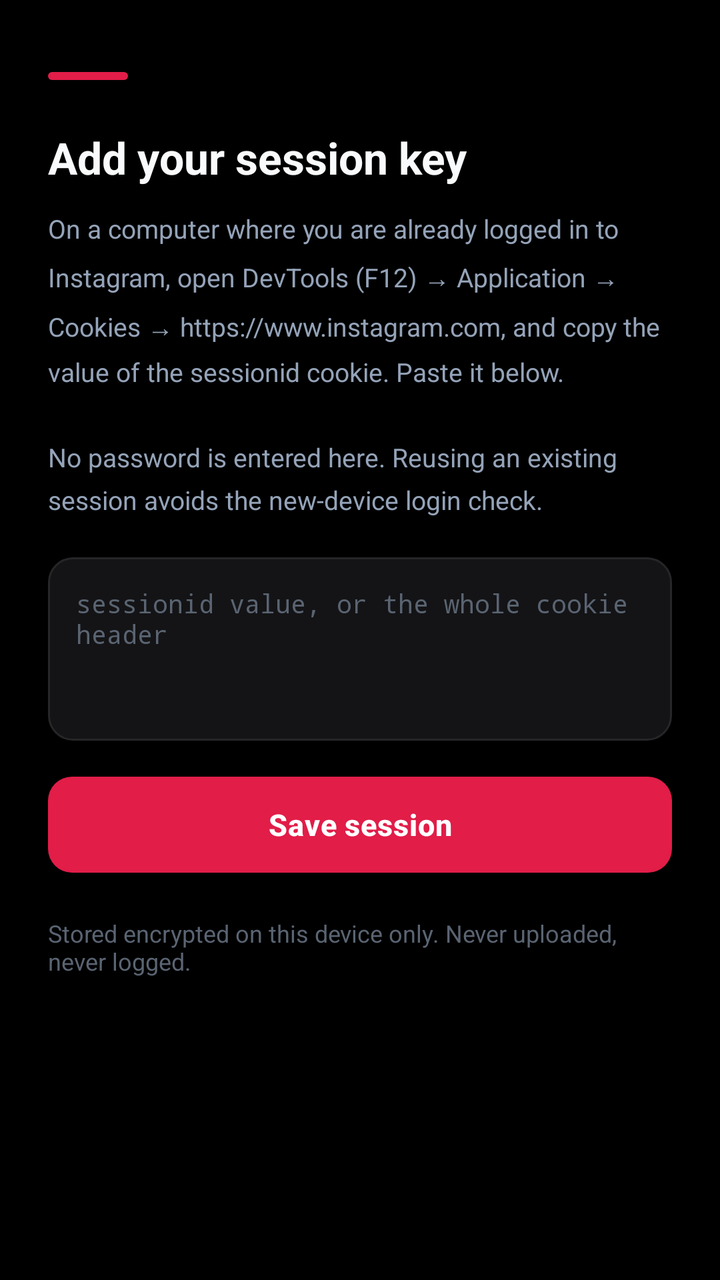
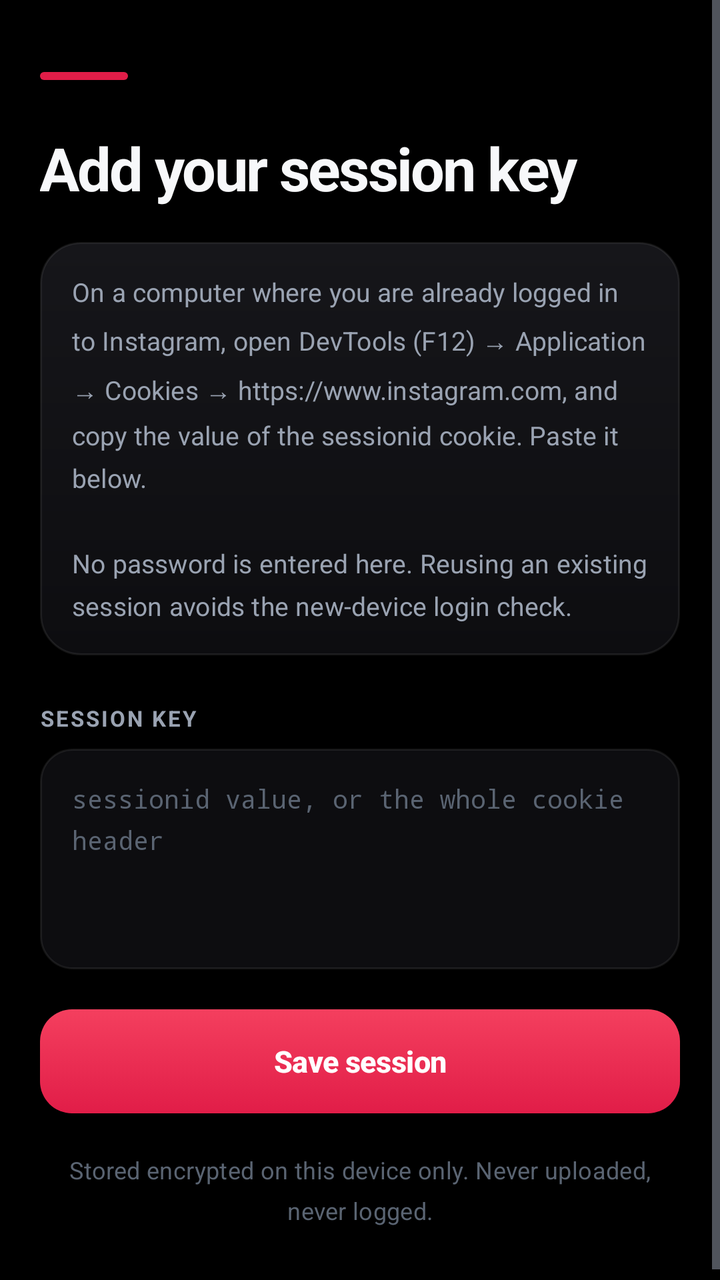

Two renders of the same Android screen: before a commit and after it. Below are the layout's source before the change and the commit's diff.
<!-- AndroidManifest.xml: application theme Theme.FollowLens -->
<!-- res/layout/activity_session.xml -->
<?xml version="1.0" encoding="utf-8"?>
<ScrollView xmlns:android="http://schemas.android.com/apk/res/android"
    android:layout_width="match_parent"
    android:layout_height="match_parent"
    android:background="@color/bg"
    android:fitsSystemWindows="true">

    <LinearLayout
        android:layout_width="match_parent"
        android:layout_height="wrap_content"
        android:orientation="vertical"
        android:padding="24dp">

        <View
            android:layout_width="40dp"
            android:layout_height="4dp"
            android:layout_marginTop="12dp"
            android:layout_marginBottom="24dp"
            android:background="@drawable/bg_accent_bar" />

        <TextView
            android:layout_width="match_parent"
            android:layout_height="wrap_content"
            android:text="@string/session_title"
            style="@style/Text.Title" />

        <TextView
            android:layout_width="match_parent"
            android:layout_height="wrap_content"
            android:layout_marginTop="12dp"
            android:text="@string/session_help"
            style="@style/Text.Caption" />

        <EditText
            android:id="@+id/session_input"
            android:layout_width="match_parent"
            android:layout_height="wrap_content"
            android:layout_marginTop="20dp"
            android:background="@drawable/bg_input"
            android:fontFamily="monospace"
            android:gravity="top|start"
            android:hint="@string/session_hint"
            android:importantForAutofill="no"
            android:inputType="textMultiLine|textNoSuggestions"
            android:minLines="4"
            android:padding="14dp"
            android:textColor="@color/text_primary"
            android:textColorHint="@color/text_disabled"
            android:textSize="13sp" />

        
        <TextView
            android:id="@+id/session_error"
            android:layout_width="match_parent"
            android:layout_height="wrap_content"
            android:layout_marginTop="8dp"
            android:textColor="@color/warning"
            android:textSize="13sp"
            android:visibility="gone" />

        <Button
            android:id="@+id/session_save"
            android:layout_width="match_parent"
            android:layout_height="wrap_content"
            android:layout_marginTop="18dp"
            android:text="@string/session_save"
            style="@style/Button.Primary" />

        <TextView
            android:layout_width="match_parent"
            android:layout_height="wrap_content"
            android:layout_marginTop="22dp"
            android:text="@string/session_privacy"
            android:textColor="@color/text_disabled"
            android:textSize="12sp" />

    </LinearLayout>

</ScrollView>
<!-- resources referenced by this layout -->
<resources>
  <color name="text_primary">#FFF8FAFC</color>
  <!-- drawable bg_input (drawable) -->
  <?xml version="1.0" encoding="utf-8"?>
  <selector xmlns:android="http://schemas.android.com/apk/res/android">
      
      <item android:state_focused="true">
          <shape android:shape="rectangle">
              <solid android:color="@color/surface_raised" />
              <stroke android:width="2dp" android:color="@color/accent" />
              <corners android:radius="12dp" />
          </shape>
      </item>
      <item>
          <shape android:shape="rectangle">
              <solid android:color="@color/surface_raised" />
              <stroke android:width="1dp" android:color="@color/border" />
              <corners android:radius="12dp" />
          </shape>
      </item>
  </selector>
  <style name="Button.Primary" parent="Widget.AppCompat.Button.Borderless">
          <item name="android:background">@drawable/bg_button_primary</item>
          <item name="android:textColor">@color/on_accent</item>
          <item name="android:textSize">15sp</item>
          <item name="android:textStyle">bold</item>
          <item name="android:minHeight">48dp</item>
          <item name="android:letterSpacing">0.02</item>
          <item name="android:textAllCaps">false</item>
      </style>
  <style name="Text.Caption">
          <item name="android:textColor">@color/text_secondary</item>
          <item name="android:textSize">13sp</item>
          <item name="android:lineSpacingMultiplier">1.4</item>
      </style>
  <style name="Text.Title">
          <item name="android:textColor">@color/text_primary</item>
          <item name="android:textSize">22sp</item>
          <item name="android:textStyle">bold</item>
      </style>
  <style name="Theme.FollowLens" parent="Theme.AppCompat.NoActionBar">
          <item name="android:colorBackground">@color/bg</item>
          <item name="android:windowBackground">@color/bg</item>
          <item name="android:textColorPrimary">@color/text_primary</item>
          <item name="android:textColorSecondary">@color/text_secondary</item>
          <item name="android:textColorHint">@color/text_disabled</item>
          <item name="colorAccent">@color/accent</item>
          <item name="android:statusBarColor">@color/bg</item>
          <item name="android:navigationBarColor">@color/bg</item>
          <item name="android:windowLightStatusBar">false</item>
      </style>
  <color name="surface_raised">#FF141416</color>
  <color name="border">#FF262629</color>
  <!-- drawable bg_button_primary (drawable) -->
  <?xml version="1.0" encoding="utf-8"?>
  <ripple xmlns:android="http://schemas.android.com/apk/res/android"
      android:color="@color/ripple">
      <item>
          <selector>
              <item android:state_enabled="false">
                  <shape android:shape="rectangle">
                      <solid android:color="@color/accent_disabled" />
                      <corners android:radius="12dp" />
                  </shape>
              </item>
              <item android:state_pressed="true">
                  <shape android:shape="rectangle">
                      <solid android:color="@color/accent_pressed" />
                      <corners android:radius="12dp" />
                  </shape>
              </item>
              <item>
                  <shape android:shape="rectangle">
                      <solid android:color="@color/accent" />
                      <corners android:radius="12dp" />
                  </shape>
              </item>
          </selector>
      </item>
  </ripple>
  <color name="text_secondary">#FF94A3B8</color>
  <!-- unchanged entries left out for length: 14 -->
</resources>

<!-- the commit's change to res/layout/activity_session.xml (unified diff, before → after) -->
@@ -3,19 +3,23 @@
     android:layout_width="match_parent"
     android:layout_height="match_parent"
     android:background="@color/bg"
+    android:fillViewport="true"
     android:fitsSystemWindows="true">
 
     <LinearLayout
         android:layout_width="match_parent"
         android:layout_height="wrap_content"
         android:orientation="vertical"
-        android:padding="24dp">
+        android:paddingStart="20dp"
+        android:paddingTop="20dp"
+        android:paddingEnd="20dp"
+        android:paddingBottom="32dp">
 
         <View
-            android:layout_width="40dp"
+            android:layout_width="44dp"
             android:layout_height="4dp"
-            android:layout_marginTop="12dp"
-            android:layout_marginBottom="24dp"
+            android:layout_marginTop="16dp"
+            android:layout_marginBottom="28dp"
             android:background="@drawable/bg_accent_bar" />
 
         <TextView
@@ -24,26 +28,41 @@
             android:text="@string/session_title"
             style="@style/Text.Title" />
 
+        
         <TextView
             android:layout_width="match_parent"
             android:layout_height="wrap_content"
-            android:layout_marginTop="12dp"
+            android:layout_marginTop="18dp"
+            android:background="@drawable/bg_card"
+            android:paddingStart="16dp"
+            android:paddingTop="16dp"
+            android:paddingEnd="16dp"
+            android:paddingBottom="16dp"
             android:text="@string/session_help"
             style="@style/Text.Caption" />
 
+        <TextView
+            android:layout_width="match_parent"
+            android:layout_height="wrap_content"
+            android:layout_marginTop="24dp"
+            android:layout_marginBottom="8dp"
+            android:text="@string/session_field_label"
+            style="@style/Text.StatLabel" />
+
+        
         <EditText
             android:id="@+id/session_input"
             android:layout_width="match_parent"
             android:layout_height="wrap_content"
-            android:layout_marginTop="20dp"
             android:background="@drawable/bg_input"
             android:fontFamily="monospace"
             android:gravity="top|start"
             android:hint="@string/session_hint"
             android:importantForAutofill="no"
             android:inputType="textMultiLine|textNoSuggestions"
+            android:lineSpacingMultiplier="1.3"
             android:minLines="4"
-            android:padding="14dp"
+            android:padding="16dp"
             android:textColor="@color/text_primary"
             android:textColorHint="@color/text_disabled"
             android:textSize="13sp" />
@@ -53,26 +72,27 @@
             android:id="@+id/session_error"
             android:layout_width="match_parent"
             android:layout_height="wrap_content"
-            android:layout_marginTop="8dp"
+            android:layout_marginTop="10dp"
             android:textColor="@color/warning"
             android:textSize="13sp"
-            android:visibility="gone" />
+            android:visibility="gone"
+            style="@style/Text.Caption" />
 
         <Button
             android:id="@+id/session_save"
             android:layout_width="match_parent"
             android:layout_height="wrap_content"
-            android:layout_marginTop="18dp"
+            android:layout_marginTop="20dp"
             android:text="@string/session_save"
             style="@style/Button.Primary" />
 
         <TextView
             android:layout_width="match_parent"
             android:layout_height="wrap_content"
-            android:layout_marginTop="22dp"
+            android:layout_marginTop="20dp"
+            android:gravity="center"
             android:text="@string/session_privacy"
-            android:textColor="@color/text_disabled"
-            android:textSize="12sp" />
+            style="@style/Text.Footnote" />
 
     </LinearLayout>
 
<!-- resource entries referenced after the edit -->
@@ -1,6 +1,17 @@
 <!-- resources referenced by this layout -->
 <resources>
-  <color name="text_primary">#FFF8FAFC</color>
+  <color name="text_primary">#FFF7F8FA</color>
+  <!-- drawable bg_card (drawable) -->
+  <?xml version="1.0" encoding="utf-8"?>
+  <shape xmlns:android="http://schemas.android.com/apk/res/android"
+      android:shape="rectangle">
+      <gradient
+          android:angle="270"
+          android:startColor="@color/surface_raised"
+          android:endColor="@color/surface" />
+      <stroke android:width="1dp" android:color="@color/hairline" />
+      <corners android:radius="20dp" />
+  </shape>
   <!-- drawable bg_input (drawable) -->
   <?xml version="1.0" encoding="utf-8"?>
   <selector xmlns:android="http://schemas.android.com/apk/res/android">
@@ -9,35 +20,53 @@
           <shape android:shape="rectangle">
               <solid android:color="@color/surface_raised" />
               <stroke android:width="2dp" android:color="@color/accent" />
-              <corners android:radius="12dp" />
+              <corners android:radius="16dp" />
           </shape>
       </item>
       <item>
           <shape android:shape="rectangle">
-              <solid android:color="@color/surface_raised" />
-              <stroke android:width="1dp" android:color="@color/border" />
-              <corners android:radius="12dp" />
+              <solid android:color="@color/surface" />
+              <stroke android:width="1dp" android:color="@color/hairline" />
+              <corners android:radius="16dp" />
           </shape>
       </item>
   </selector>
+  <string name="session_field_label">Session key</string>
   <style name="Button.Primary" parent="Widget.AppCompat.Button.Borderless">
           <item name="android:background">@drawable/bg_button_primary</item>
           <item name="android:textColor">@color/on_accent</item>
           <item name="android:textSize">15sp</item>
           <item name="android:textStyle">bold</item>
-          <item name="android:minHeight">48dp</item>
-          <item name="android:letterSpacing">0.02</item>
+          <item name="android:minHeight">52dp</item>
+          <item name="android:letterSpacing">-0.01</item>
           <item name="android:textAllCaps">false</item>
+          <item name="android:stateListAnimator">@null</item>
       </style>
   <style name="Text.Caption">
           <item name="android:textColor">@color/text_secondary</item>
           <item name="android:textSize">13sp</item>
+          <item name="android:letterSpacing">0.005</item>
           <item name="android:lineSpacingMultiplier">1.4</item>
+      </style>
+  <style name="Text.Footnote">
+          <item name="android:textColor">@color/text_disabled</item>
+          <item name="android:textSize">12sp</item>
+          <item name="android:letterSpacing">0.01</item>
+          <item name="android:lineSpacingMultiplier">1.4</item>
+      </style>
+  <style name="Text.StatLabel">
+          <item name="android:textColor">@color/text_secondary</item>
+          <item name="android:textSize">11sp</item>
+          <item name="android:textStyle">bold</item>
+          <item name="android:letterSpacing">0.09</item>
+          <item name="android:textAllCaps">true</item>
       </style>
   <style name="Text.Title">
           <item name="android:textColor">@color/text_primary</item>
-          <item name="android:textSize">22sp</item>
+          <item name="android:textSize">30sp</item>
           <item name="android:textStyle">bold</item>
+          <item name="android:letterSpacing">-0.03</item>
+          <item name="android:includeFontPadding">false</item>
       </style>
   <style name="Theme.FollowLens" parent="Theme.AppCompat.NoActionBar">
           <item name="android:colorBackground">@color/bg</item>
@@ -46,12 +75,14 @@
           <item name="android:textColorSecondary">@color/text_secondary</item>
           <item name="android:textColorHint">@color/text_disabled</item>
           <item name="colorAccent">@color/accent</item>
-          <item name="android:statusBarColor">@color/bg</item>
-          <item name="android:navigationBarColor">@color/bg</item>
+          <item name="android:statusBarColor">@android:color/transparent</item>
+          <item name="android:navigationBarColor">@android:color/transparent</item>
           <item name="android:windowLightStatusBar">false</item>
+          <item name="android:windowAnimationStyle">@style/Animation.FollowLens</item>
       </style>
-  <color name="surface_raised">#FF141416</color>
-  <color name="border">#FF262629</color>
+  <color name="surface_raised">#FF16161A</color>
+  <color name="surface">#FF0D0D10</color>
+  <color name="hairline">#14FFFFFF</color>
   <!-- drawable bg_button_primary (drawable) -->
   <?xml version="1.0" encoding="utf-8"?>
   <ripple xmlns:android="http://schemas.android.com/apk/res/android"
@@ -61,25 +92,35 @@
               <item android:state_enabled="false">
                   <shape android:shape="rectangle">
                       <solid android:color="@color/accent_disabled" />
-                      <corners android:radius="12dp" />
+                      <corners android:radius="16dp" />
                   </shape>
               </item>
               <item android:state_pressed="true">
                   <shape android:shape="rectangle">
                       <solid android:color="@color/accent_pressed" />
-                      <corners android:radius="12dp" />
+                      <corners android:radius="16dp" />
                   </shape>
               </item>
               <item>
                   <shape android:shape="rectangle">
-                      <solid android:color="@color/accent" />
-                      <corners android:radius="12dp" />
+                      <gradient
+                          android:angle="270"
+                          android:startColor="@color/accent_bright"
+                          android:endColor="@color/accent" />
+                      <corners android:radius="16dp" />
                   </shape>
               </item>
           </selector>
       </item>
   </ripple>
-  <color name="text_secondary">#FF94A3B8</color>
+  <color name="text_secondary">#FF9AA3B2</color>
+  <style name="Animation.FollowLens" parent="@android:style/Animation.Activity">
+          <item name="android:activityOpenEnterAnimation">@anim/push_enter</item>
+          <item name="android:activityOpenExitAnimation">@anim/push_exit</item>
+          <item name="android:activityCloseEnterAnimation">@anim/pop_enter</item>
+          <item name="android:activityCloseExitAnimation">@anim/pop_exit</item>
+      </style>
+  <color name="accent_bright">#FFF43F5E</color>
   <!-- unchanged entries left out for length: 14 -->
 </resources>
 
